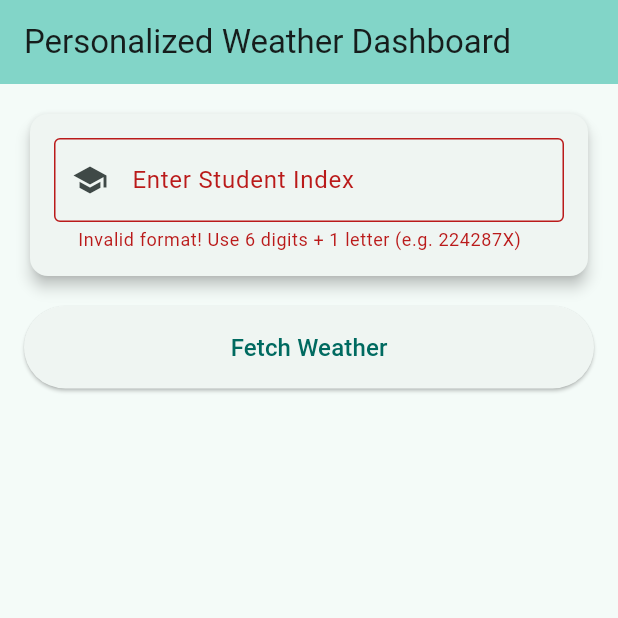
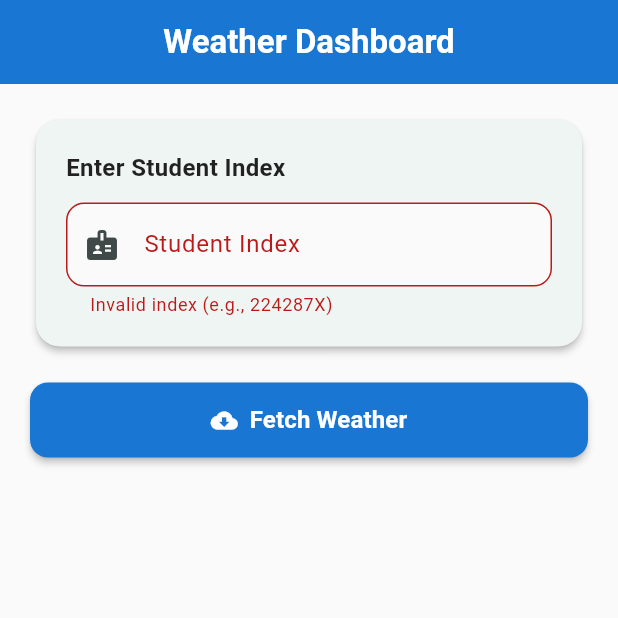
Before and after one commit to WedithaV/weather-app-frontend, a Flutter app: the screen it shows after launch, after a tap on "Fetch Weather", on a phone screen of 412 x 824 dp, the top half of it. Run offline on Flutter 3.47's test engine with Material 3 defaults, Android fonts, the phone set to English and light mode, and no system bars; our stand-ins replace shared_preferences.

Commit message:
feat: enhance ui

```diff
--- a/weather_dashboard/lib/screens/dashboard_screen.dart
+++ b/weather_dashboard/lib/screens/dashboard_screen.dart
@@ -1,26 +1,21 @@
 // lib/screens/dashboard_screen.dart
 import 'package:flutter/material.dart';
-import 'package:flutter/services.dart';
 import 'package:intl/intl.dart';
 import '../services/weather_service.dart';
 import '../utils/coords_calculator.dart';
 
 class DashboardScreen extends StatefulWidget {
   const DashboardScreen({super.key});
+
   @override
   State<DashboardScreen> createState() => _DashboardScreenState();
 }
 
 class _DashboardScreenState extends State<DashboardScreen> {
-  final _indexCtrl = TextEditingController();
-
+  final TextEditingController _indexCtrl = TextEditingController();
   double? _lat, _lon;
-  String? _temp, _wind, _code, _time, _url;
-
+  String? _temp, _wind, _code, _time;
   bool _isLoading = false;
-  bool _isCached = false;
-
-  // Only one error variable — shown inside TextField
   String? _indexError;
 
   @override
@@ -29,16 +24,10 @@ class _DashboardScreenState extends State<DashboardScreen> {
     _loadCache();
   }
 
-  @override
-  void dispose() {
-    _indexCtrl.dispose();
-    super.dispose();
-  }
-
   Future<void> _loadCache() async {
-    final data = await WeatherService.loadCacheOnly();
-    if (data != null) {
-      _updateFromData(data, isCached: true);
+    final cached = await WeatherService.loadCacheOnly();
+    if (cached != null) {
+      _updateFromData(cached, isCached: true);
     }
   }
 
@@ -47,67 +36,62 @@ class _DashboardScreenState extends State<DashboardScreen> {
     return regex.hasMatch(index);
   }
 
-  // MAIN FETCH METHOD — Updated as per your request
   Future<void> _fetch() async {
-    final index = _indexCtrl.text.trim().toUpperCase();
-
-    // Always clear error first
+    final index = _indexCtrl.text.trim();
     setState(() => _indexError = null);
 
     if (!_isValidIndex(index)) {
-      setState(() {
-        _indexError = "Invalid format! Use 6 digits + 1 letter (e.g. 224287X)";
-      });
+      setState(() => _indexError = "Invalid index (e.g., 224287X)");
       return;
     }
 
-    final coords = CoordsCalculator.fromIndex(index.substring(0, 4));
+    final coords = CoordsCalculator.fromIndex(index);
     if (coords == null) {
-      setState(() {
-        _indexError = "Invalid coordinates from index";
-      });
+      setState(() => _indexError = "Invalid index");
       return;
     }
 
     final lat = coords['lat']!;
     final lon = coords['lon']!;
 
-    setState(() => _isLoading = true);
+    setState(() {
+      _isLoading = true;
+      _lat = lat;
+      _lon = lon;
+    });
 
     final data = await WeatherService.fetchWeather(lat, lon);
+    setState(() => _isLoading = false);
 
-    if (data != null) {
-      // Online → success
-      _updateFromData(data, isCached: false);
-      setState(() => _indexError = null); // Clear any error
-    } else {
-      // OFFLINE
-      final cached = await WeatherService.loadCacheOnly();
-      if (cached != null) {
-        _updateFromData(cached, isCached: true);
+    if (data == null) {
       setState(() {
-          _indexError = "You are offline — showing cached data";
+        _indexError = "No internet and no previous data saved";
+        _lat = null;
+        _lon = null;
+      });
+      return;
+    }
+
+    final bool isOffline = data['source'] == 'cache';
+    if (isOffline) {
+      setState(() {
+        _indexError = "You are offline — showing last saved data";
       });
     } else {
-        setState(() {
-          _indexError = "You are offline and no previous data";
-        });
-      }
+      setState(() => _indexError = null);
     }
 
-    setState(() => _isLoading = false);
+    _updateFromData(data, isCached: isOffline);
   }
 
   void _updateFromData(Map<String, String> data, {required bool isCached}) {
     setState(() {
       _temp = data['info']!.split('•')[0].trim();
       _wind = data['info']!.split('•')[1].trim();
-      _code = data['code']!;
+      _code = data['code'];
       _time = _formatTime(data['time']!);
-      _url = data['url'];
-      _isCached = isCached;
-      _lat = double.tryParse(data['lat']!);
-      _lon = double.tryParse(data['lon']!);
+      _lat = double.tryParse(data['lat']!) ?? _lat;
+      _lon = double.tryParse(data['lon']!) ?? _lon;
     });
   }
 
@@ -120,137 +104,266 @@ class _DashboardScreenState extends State<DashboardScreen> {
   }
 
   Widget _weatherIcon(int code) {
-    if (code == 0) return const Icon(Icons.wb_sunny, size: 42, color: Colors.orange);
-    if (code <= 3) return const Icon(Icons.cloud, size: 42, color: Colors.grey);
-    if (code <= 48) return const Icon(Icons.grain, size: 42, color: Colors.blueGrey);
-    if (code <= 67) return const Icon(Icons.umbrella, size: 42, color: Colors.blue);
-    if (code <= 99) return const Icon(Icons.flash_on, size: 42, color: Colors.deepPurple);
-    return const Icon(Icons.help_outline, size: 42);
+    if (code == 0) return const Icon(Icons.wb_sunny, size: 64, color: Colors.orange);
+    if (code <= 3) return const Icon(Icons.cloud, size: 64, color: Colors.grey);
+    if (code <= 48) return const Icon(Icons.grain, size: 64, color: Colors.blueGrey);
+    return const Icon(Icons.cloudy_snowing, size: 64, color: Colors.blueGrey);
+  }
+
+  Color _getWeatherColor(int code) {
+    if (code == 0) return Colors.orange.shade50;
+    if (code <= 3) return Colors.grey.shade50;
+    if (code <= 48) return Colors.blueGrey.shade50;
+    return Colors.blueGrey.shade50;
   }
 
   @override
   Widget build(BuildContext context) {
-    final theme = Theme.of(context);
-
     return Scaffold(
+      backgroundColor: Colors.grey.shade50,
       appBar: AppBar(
-        title: const Text("Personalized Weather Dashboard"),
-        backgroundColor: Theme.of(context).colorScheme.inversePrimary,
+        title: const Text(
+          "Weather Dashboard",
+          style: TextStyle(fontWeight: FontWeight.w600),
+        ),
+        centerTitle: true,
+        elevation: 0,
+        backgroundColor: Colors.blue.shade700,
+        foregroundColor: Colors.white,
       ),
       body: SingleChildScrollView(
-        padding: const EdgeInsets.all(16),
+        padding: const EdgeInsets.all(20),
         child: Column(
+          crossAxisAlignment: CrossAxisAlignment.stretch,
           children: [
-            // INPUT FIELD
             Card(
-              elevation: 4,
+              elevation: 2,
+              shape: RoundedRectangleBorder(
+                borderRadius: BorderRadius.circular(16),
+              ),
               child: Padding(
-                padding: const EdgeInsets.all(16),
-                child: TextField(
+                padding: const EdgeInsets.all(20),
+                child: Column(
+                  crossAxisAlignment: CrossAxisAlignment.start,
+                  children: [
+                    const Text(
+                      "Enter Student Index",
+                      style: TextStyle(
+                        fontSize: 16,
+                        fontWeight: FontWeight.w600,
+                        color: Colors.black87,
+                      ),
+                    ),
+                    const SizedBox(height: 12),
+                    TextField(
                       controller: _indexCtrl,
-                  inputFormatters: [UpperCaseTextFormatter()],
-                  textCapitalization: TextCapitalization.characters,
                       decoration: InputDecoration(
-                    labelText: "Enter Student Index",
-                    hintText: "e.g. 224287X",
-                    border: const OutlineInputBorder(),
-                    errorText: _indexError, // ← Offline message appears HERE in red
+                        labelText: "Student Index",
+                        hintText: "e.g., 224287X",
+                        prefixIcon: const Icon(Icons.badge),
+                        border: OutlineInputBorder(
+                          borderRadius: BorderRadius.circular(12),
+                        ),
+                        filled: true,
+                        fillColor: Colors.grey.shade50,
+                        errorText: _indexError,
                         errorMaxLines: 2,
-                    prefixIcon: const Icon(Icons.school),
-                    suffixIcon: _indexCtrl.text.isNotEmpty
-                        ? IconButton(
-                            icon: const Icon(Icons.clear),
-                            onPressed: () {
-                              _indexCtrl.clear();
-                              setState(() {
-                                _indexError = null;
-                                _lat = _lon = _temp = _wind = _code = _time = _url = null;
-                                _isCached = false;
-                              });
-                            },
-                          )
-                        : null,
                       ),
-                  onSubmitted: (_) => _fetch(),
+                    ),
+                  ],
                 ),
               ),
             ),
-
-            const SizedBox(height: 16),
-
-            // FETCH BUTTON
+            const SizedBox(height: 20),
             SizedBox(
-              width: double.infinity,
+              height: 50,
               child: ElevatedButton(
                 onPressed: _isLoading ? null : _fetch,
-                style: ElevatedButton.styleFrom(padding: const EdgeInsets.symmetric(vertical: 16)),
+                style: ElevatedButton.styleFrom(
+                  backgroundColor: Colors.blue.shade700,
+                  foregroundColor: Colors.white,
+                  shape: RoundedRectangleBorder(
+                    borderRadius: BorderRadius.circular(12),
+                  ),
+                  elevation: 2,
+                ),
                 child: _isLoading
-                    ? const CircularProgressIndicator(color: Colors.white)
-                    : const Text("Fetch Weather", style: TextStyle(fontSize: 16)),
+                    ? const SizedBox(
+                        height: 24,
+                        width: 24,
+                        child: CircularProgressIndicator(
+                          color: Colors.white,
+                          strokeWidth: 2.5,
+                        ),
+                      )
+                    : const Row(
+                        mainAxisAlignment: MainAxisAlignment.center,
+                        children: [
+                          Icon(Icons.cloud_download),
+                          SizedBox(width: 8),
+                          Text(
+                            "Fetch Weather",
+                            style: TextStyle(
+                              fontSize: 16,
+                              fontWeight: FontWeight.w600,
                             ),
                           ),
-
-            const SizedBox(height: 20),
-
-            // LOCATION
+                        ],
+                      ),
+              ),
+            ),
+            const SizedBox(height: 24),
             if (_lat != null && _lon != null)
               Card(
-                child: ListTile(
-                  leading: const Icon(Icons.location_on, color: Colors.teal),
-                  title: Text("Location: ${_lat!.toStringAsFixed(2)}, ${_lon!.toStringAsFixed(2)}"),
+                elevation: 1,
+                shape: RoundedRectangleBorder(
+                  borderRadius: BorderRadius.circular(12),
+                ),
+                child: Padding(
+                  padding: const EdgeInsets.all(16),
+                  child: Row(
+                    children: [
+                      Container(
+                        padding: const EdgeInsets.all(10),
+                        decoration: BoxDecoration(
+                          color: Colors.teal.shade50,
+                          borderRadius: BorderRadius.circular(10),
+                        ),
+                        child: Icon(Icons.location_on, color: Colors.teal.shade700, size: 28),
+                      ),
+                      const SizedBox(width: 16),
+                      Expanded(
+                        child: Column(
+                          crossAxisAlignment: CrossAxisAlignment.start,
+                          children: [
+                            const Text(
+                              "Location",
+                              style: TextStyle(
+                                fontSize: 12,
+                                color: Colors.grey,
+                                fontWeight: FontWeight.w500,
                               ),
                             ),
-
-            const SizedBox(height: 20),
-
-            // WEATHER CARD
+                            const SizedBox(height: 4),
+                            Text(
+                              "Lat: ${_lat!.toStringAsFixed(2)} • Lon: ${_lon!.toStringAsFixed(2)}",
+                              style: const TextStyle(
+                                fontSize: 15,
+                                fontWeight: FontWeight.w600,
+                                color: Colors.black87,
+                              ),
+                            ),
+                          ],
+                        ),
+                      ),
+                    ],
+                  ),
+                ),
+              ),
+            if (_lat != null && _lon != null) const SizedBox(height: 16),
             if (_temp != null)
               Card(
-                elevation: 5,
-                shape: RoundedRectangleBorder(borderRadius: BorderRadius.circular(20)),
+                elevation: 3,
+                shape: RoundedRectangleBorder(
+                  borderRadius: BorderRadius.circular(20),
+                ),
+                child: Container(
+                  decoration: BoxDecoration(
+                    gradient: LinearGradient(
+                      begin: Alignment.topLeft,
+                      end: Alignment.bottomRight,
+                      colors: [
+                        _getWeatherColor(int.tryParse(_code ?? "0") ?? 0),
+                        Colors.white,
+                      ],
+                    ),
+                    borderRadius: BorderRadius.circular(20),
+                  ),
                   child: Padding(
                     padding: const EdgeInsets.all(24),
                     child: Column(
                       children: [
-                      Row(
-                        children: [
                         _weatherIcon(int.tryParse(_code ?? "0") ?? 0),
-                          const SizedBox(width: 12),
-                          const Text("Current Weather", style: TextStyle(fontSize: 20, fontWeight: FontWeight.bold)),
-                          const Spacer(),
-                          if (_isCached)
-                            const Chip(
-                              label: Text("CACHED", style: TextStyle(fontSize: 10, color: Colors.white)),
-                              backgroundColor: Colors.redAccent,
+                        const SizedBox(height: 16),
+                        const Text(
+                          "Current Weather",
+                          style: TextStyle(
+                            fontSize: 22,
+                            fontWeight: FontWeight.bold,
+                            color: Colors.black87,
+                          ),
+                        ),
+                        const SizedBox(height: 24),
+                        Container(
+                          padding: const EdgeInsets.all(16),
+                          decoration: BoxDecoration(
+                            color: Colors.white,
+                            borderRadius: BorderRadius.circular(12),
+                            boxShadow: [
+                              BoxShadow(
+                                color: Colors.grey.shade200,
+                                blurRadius: 8,
+                                offset: const Offset(0, 2),
                               ),
                             ],
                           ),
-                      const Divider(height: 32),
-                      _infoRow(Icons.thermostat, "Temperature", _temp!, Colors.redAccent),
-                      const SizedBox(height: 12),
-                      _infoRow(Icons.air, "Wind Speed", _wind!, Colors.blue),
-                      const SizedBox(height: 12),
-                      _infoRow(Icons.tag, "Weather Code", _code!, Colors.purple),
-                      const SizedBox(height: 20),
-                      Text("Last updated: $_time", style: TextStyle(color: Colors.grey[600])),
+                          child: Column(
+                            children: [
+                              _buildWeatherRow(
+                                Icons.thermostat,
+                                "Temperature",
+                                _temp!,
+                                Colors.red.shade400,
+                              ),
+                              const Divider(height: 24),
+                              _buildWeatherRow(
+                                Icons.air,
+                                "Wind Speed",
+                                _wind!,
+                                Colors.blue.shade400,
+                              ),
+                              const Divider(height: 24),
+                              _buildWeatherRow(
+                                Icons.tag,
+                                "Weather Code",
+                                _code!,
+                                Colors.purple.shade400,
+                              ),
                             ],
                           ),
                         ),
+                        const SizedBox(height: 20),
+                        Container(
+                          padding: const EdgeInsets.symmetric(
+                            horizontal: 16,
+                            vertical: 10,
                           ),
-
-            const SizedBox(height: 16),
-
-            // API URL (optional debug)
-            if (_url != null)
-              Card(
-                child: Padding(
-                  padding: const EdgeInsets.all(8),
+                          decoration: BoxDecoration(
+                            color: Colors.grey.shade100,
+                            borderRadius: BorderRadius.circular(8),
+                          ),
                           child: Row(
+                            mainAxisSize: MainAxisSize.min,
                             children: [
-                      const Icon(Icons.link, size: 16),
+                              Icon(
+                                Icons.access_time,
+                                size: 16,
+                                color: Colors.grey.shade600,
+                              ),
                               const SizedBox(width: 8),
-                      Expanded(child: Text(_url!, style: const TextStyle(fontSize: 10))),
+                              Text(
+                                "Updated: $_time",
+                                style: TextStyle(
+                                  fontSize: 13,
+                                  color: Colors.grey.shade700,
+                                  fontWeight: FontWeight.w500,
+                                ),
+                              ),
                             ],
+                          ),
+                        ),
+                      ],
+                    ),
                   ),
                 ),
               ),
@@ -260,27 +373,43 @@ class _DashboardScreenState extends State<DashboardScreen> {
     );
   }
 
-  Widget _infoRow(IconData icon, String label, String value, Color color) {
+  Widget _buildWeatherRow(IconData icon, String label, String value, Color color) {
     return Row(
       children: [
-        Icon(icon, size: 32, color: color),
+        Container(
+          padding: const EdgeInsets.all(8),
+          decoration: BoxDecoration(
+            color: color.withOpacity(0.1),
+            borderRadius: BorderRadius.circular(8),
+          ),
+          child: Icon(icon, color: color, size: 24),
+        ),
         const SizedBox(width: 16),
-        Column(
+        Expanded(
+          child: Column(
             crossAxisAlignment: CrossAxisAlignment.start,
             children: [
-            Text(label, style: const TextStyle(fontSize: 13, color: Colors.grey)),
-            Text(value, style: const TextStyle(fontSize: 22, fontWeight: FontWeight.bold)),
+              Text(
+                label,
+                style: TextStyle(
+                  fontSize: 12,
+                  color: Colors.grey.shade600,
+                  fontWeight: FontWeight.w500,
+                ),
+              ),
+              const SizedBox(height: 4),
+              Text(
+                value,
+                style: const TextStyle(
+                  fontSize: 16,
+                  fontWeight: FontWeight.w600,
+                  color: Colors.black87,
+                ),
+              ),
             ],
+          ),
         ),
       ],
     );
   }
 }
-
-// Auto-uppercase input
-class UpperCaseTextFormatter extends TextInputFormatter {
-  @override
-  TextEditingValue formatEditUpdate(TextEditingValue oldValue, TextEditingValue newValue) {
-    return newValue.copyWith(text: newValue.text.toUpperCase());
-  }
-}
--- a/weather_dashboard/lib/services/weather_service.dart
+++ b/weather_dashboard/lib/services/weather_service.dart
@@ -1,4 +1,6 @@
 // lib/services/weather_service.dart
+import 'dart:async';
+import 'dart:io';
 import 'package:http/http.dart' as http;
 import 'dart:convert';
 import 'package:shared_preferences/shared_preferences.dart';
@@ -10,53 +12,63 @@ class WeatherService {
         '&longitude=${lon.toStringAsFixed(2)}&current_weather=true';
 
     try {
-      final resp = await http.get(Uri.parse(url)).timeout(const Duration(seconds: 12));
+      final response = await http.get(Uri.parse(url)).timeout(const Duration(seconds: 8));
 
-      if (resp.statusCode == 200) {
-        final data = json.decode(resp.body)['current_weather'];
+      if (response.statusCode == 200) {
+        final data = json.decode(response.body)['current_weather'];
 
         final result = {
           'info': '${data['temperature']}°C • ${data['windspeed']} km/h',
           'time': DateTime.now().toIso8601String(),
           'url': url,
           'code': data['weathercode'].toString(),
-          'lat': lat.toString(),
-          'lon': lon.toString(),
+          'lat': lat.toStringAsFixed(4),
+          'lon': lon.toStringAsFixed(4),
+          'source': 'live', // ← Marks fresh data
         };
 
         await _save(result);
         return result;
       }
+    } on TimeoutException catch (_) {
+      // Timeout = likely offline
+    } on SocketException catch (_) {
+      // No internet (airplane mode, no Wi-Fi, etc.)
+    } on HttpException catch (_) {
+      // HTTP-related error
     } catch (e) {
-      return await _load();
+      // Any other network error
     }
 
-    return null;
+    // If we get here → offline or error → return cache with source='cache'
+    final cached = await _load();
+    if (cached != null) {
+      cached['source'] = 'cache';
+    }
+    return cached;
   }
 
   static Future<void> _save(Map<String, String> data) async {
     final prefs = await SharedPreferences.getInstance();
-    data.forEach((key, value) => prefs.setString(key, value));
+    for (var entry in data.entries) {
+      prefs.setString(entry.key, entry.value);
+    }
   }
 
   static Future<Map<String, String>?> _load() async {
     final prefs = await SharedPreferences.getInstance();
     final info = prefs.getString('info');
+    if (info == null) return null;
 
-    if (info != null) {
-      return {
-        'info': info,
-        'time': prefs.getString('time')!,
-        'url': prefs.getString('url')!,
-        'code': prefs.getString('code')!,
-        'lat': prefs.getString('lat')!,
-        'lon': prefs.getString('lon')!,
-      };
-    }
-    return null;
+    return {
+      'info': info,
+      'time': prefs.getString('time') ?? DateTime.now().toIso8601String(),
+      'url': prefs.getString('url') ?? '',
+      'code': prefs.getString('code') ?? '0',
+      'lat': prefs.getString('lat') ?? '0.0',
+      'lon': prefs.getString('lon') ?? '0.0',
+    };
   }
 
-  static Future<Map<String, String>?> loadCacheOnly() async {
-    return await _load();
-  }
+  static Future<Map<String, String>?> loadCacheOnly() async => await _load();
 }
```
Lines whose indentation alone changed are shown as unchanged.
